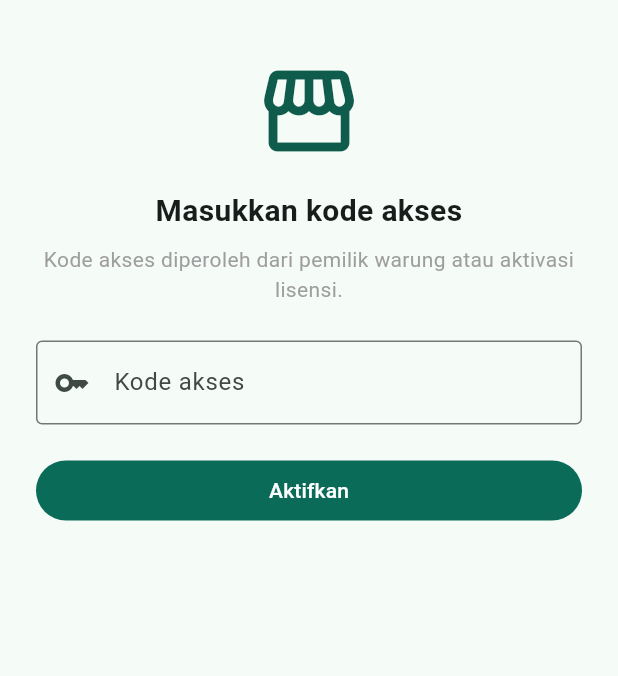
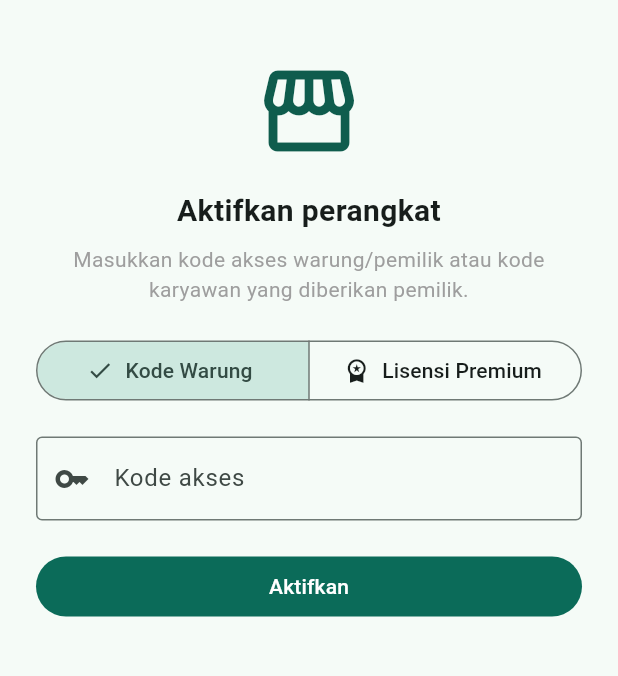
Before and after one commit to aliimron1909/omset-warmad-mobile, a Flutter app: the screen it shows after launch, on a phone screen of 412 x 824 dp, the part 63-739 px from its top. Run offline on Flutter 3.47's test engine with Material 3 defaults, Android fonts, the phone set to English and light mode, and no system bars.

Commit message:
Dukung aktivasi kode lisensi premium di setup awal

```diff
--- a/lib/main.dart
+++ b/lib/main.dart
@@ -89,12 +89,13 @@ class SetupPage extends StatefulWidget {
 class _SetupPageState extends State<SetupPage> {
   final _controller = TextEditingController();
   bool _busy = false;
+  bool _premiumLicense = false;
   String? _error;
 
   Future<void> _activate() async {
     final code = _controller.text.trim().toUpperCase();
     if (code.isEmpty) {
-      setState(() => _error = 'Kode akses wajib diisi');
+      setState(() => _error = 'Kode wajib diisi');
       return;
     }
     setState(() {
@@ -102,9 +103,55 @@ class _SetupPageState extends State<SetupPage> {
       _error = null;
     });
     try {
+      if (_premiumLicense) {
+        await _activatePremiumLicense(code);
+      } else {
+        await _activateAccessCode(code);
+      }
+    } catch (e) {
+      setState(() => _error = e.toString());
+    } finally {
+      if (mounted) setState(() => _busy = false);
+    }
+  }
+
+  Future<void> _activatePremiumLicense(String code) async {
+    final lic = await api.licActivate(code, widget.device);
+    if (lic['ok'] != true) {
+      setState(() => _error = (lic['error'] as String?) ?? 'Kode lisensi tidak valid');
+      return;
+    }
+    // Kode lisensi premium harus ditukar menjadi Kode Pemilik untuk sync.
+    final reg = await api.syncRegister(code, widget.device);
+    if (reg['ok'] != true) {
+      setState(() => _error =
+          (reg['error'] as String?) ?? 'Lisensi aktif, tetapi gagal menyiapkan sync');
+      return;
+    }
+    widget.state.key = (reg['key'] as String?) ?? code;
+    widget.state.premium = true;
+    await widget.store.save(widget.state);
+    if (!mounted) return;
+    Navigator.of(context).pushReplacement(
+      MaterialPageRoute(
+        builder: (_) => HomePage(state: widget.state, store: widget.store),
+      ),
+    );
+  }
+
+  Future<void> _activateAccessCode(String code) async {
     final r = await api.syncRegister(code, widget.device);
     if (r['ok'] != true) {
-        setState(() => _error = (r['error'] as String?) ?? 'Kode tidak valid');
+      final msg = (r['error'] as String?) ?? 'Kode tidak valid';
+      // Petunjuk jika pengguna memasukkan kode lisensi di mode warung/karyawan.
+      if (msg.toLowerCase().contains('belum terdaftar untuk lisensi')) {
+        setState(() {
+          _error =
+              '$msg\n\nJika ini kode lisensi premium, pilih "Lisensi Premium" di atas lalu aktifkan lagi.';
+        });
+        return;
+      }
+      setState(() => _error = msg);
       return;
     }
     widget.state.key = (r['key'] as String?) ?? code;
@@ -115,11 +162,6 @@ class _SetupPageState extends State<SetupPage> {
         builder: (_) => HomePage(state: widget.state, store: widget.store),
       ),
     );
-    } catch (e) {
-      setState(() => _error = e.toString());
-    } finally {
-      if (mounted) setState(() => _busy = false);
-    }
   }
 
   @override
@@ -134,24 +176,48 @@ class _SetupPageState extends State<SetupPage> {
             const Icon(Icons.storefront, size: 72, color: Color(0xFF0F5C4D)),
             const SizedBox(height: 16),
             const Text(
-              'Masukkan kode akses',
+              'Aktifkan perangkat',
               style: TextStyle(fontSize: 20, fontWeight: FontWeight.bold),
               textAlign: TextAlign.center,
             ),
             const SizedBox(height: 8),
-            const Text(
-              'Kode akses diperoleh dari pemilik warung atau aktivasi lisensi.',
+            Text(
+              _premiumLicense
+                  ? 'Masukkan kode lisensi premium Anda. Perangkat akan didaftarkan lalu disiapkan untuk sinkronisasi.'
+                  : 'Masukkan kode akses warung/pemilik atau kode karyawan yang diberikan pemilik.',
               textAlign: TextAlign.center,
-              style: TextStyle(color: Colors.grey),
+              style: const TextStyle(color: Colors.grey),
             ),
-            const SizedBox(height: 24),
+            const SizedBox(height: 20),
+            SegmentedButton<bool>(
+              segments: const [
+                ButtonSegment<bool>(
+                  value: false,
+                  label: Text('Kode Warung'),
+                  icon: Icon(Icons.key),
+                ),
+                ButtonSegment<bool>(
+                  value: true,
+                  label: Text('Lisensi Premium'),
+                  icon: Icon(Icons.workspace_premium),
+                ),
+              ],
+              selected: {_premiumLicense},
+              onSelectionChanged: _busy
+                  ? null
+                  : (s) => setState(() {
+                        _premiumLicense = s.first;
+                        _error = null;
+                      }),
+            ),
+            const SizedBox(height: 20),
             TextField(
               controller: _controller,
               textCapitalization: TextCapitalization.characters,
-              decoration: const InputDecoration(
-                labelText: 'Kode akses',
-                border: OutlineInputBorder(),
-                prefixIcon: Icon(Icons.key),
+              decoration: InputDecoration(
+                labelText: _premiumLicense ? 'Kode lisensi premium' : 'Kode akses',
+                border: const OutlineInputBorder(),
+                prefixIcon: Icon(_premiumLicense ? Icons.workspace_premium : Icons.key),
               ),
               onSubmitted: (_) => _busy ? null : _activate(),
             ),
--- a/pubspec.yaml
+++ b/pubspec.yaml
@@ -1,7 +1,7 @@
 name: warmad_mobile
 description: Aplikasi Omset-WarMad native (Flutter).
 publish_to: 'none'
-version: 5.0.2+3
+version: 5.0.3+4
 
 environment:
   sdk: '>=3.4.0 <4.0.0'
```
Lines whose indentation alone changed are shown as unchanged.
